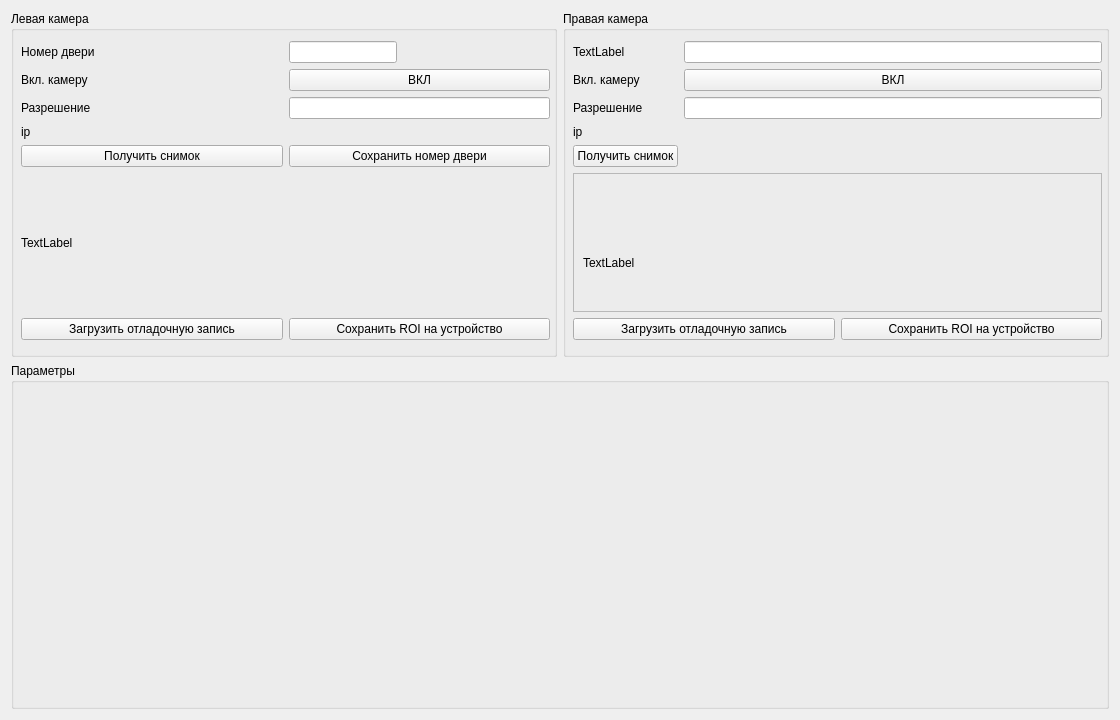
Above: mainwindow.ui from kofed/kudr2 before the change. Below: the same form after it.
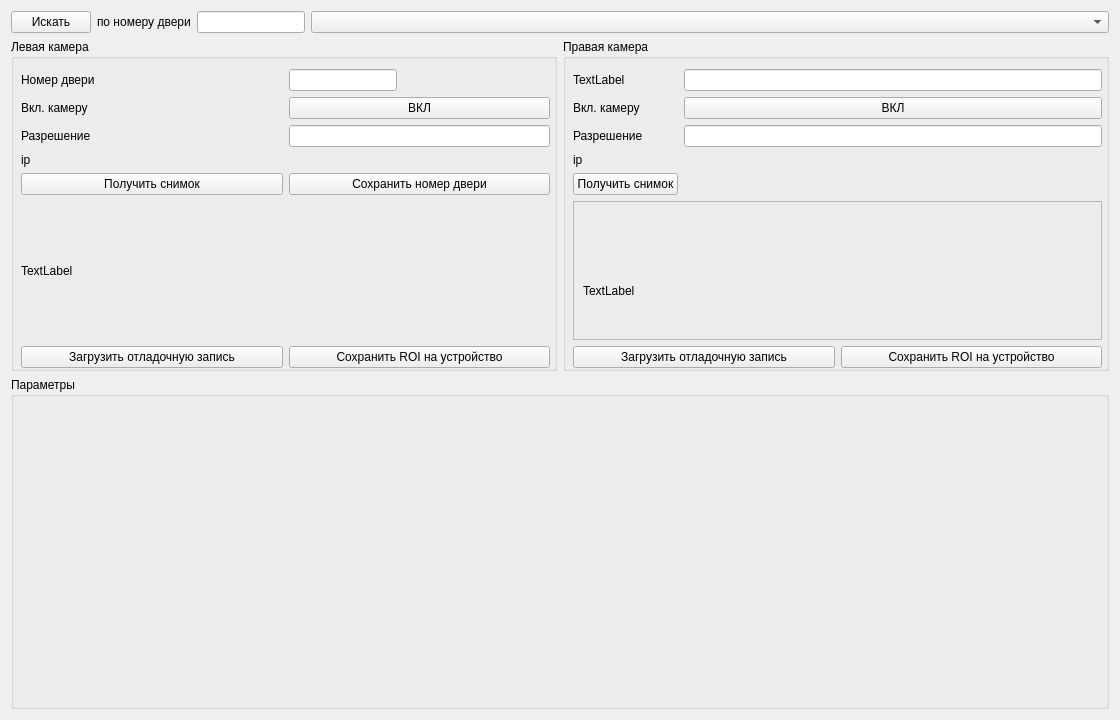
That is the form after the change.

The edit to the form file:
```diff
--- a/mainwindow.ui
+++ b/mainwindow.ui
@@ -20,6 +20,30 @@
       <property name="sizeConstraint">
        <enum>QLayout::SetNoConstraint</enum>
       </property>
+      <item>
+       <layout class="QHBoxLayout" name="horizontalLayout_4" stretch="0,0,0,1">
+        <item>
+         <widget class="QPushButton" name="searchButton">
+          <property name="text">
+           <string>Искать</string>
+          </property>
+         </widget>
+        </item>
+        <item>
+         <widget class="QLabel" name="label_8">
+          <property name="text">
+           <string>по номеру двери</string>
+          </property>
+         </widget>
+        </item>
+        <item>
+         <widget class="QLineEdit" name="searchDoorNum"/>
+        </item>
+        <item>
+         <widget class="QComboBox" name="ipsCombo"/>
+        </item>
+       </layout>
+      </item>
       <item>
        <layout class="QHBoxLayout" name="horizontalLayout" stretch="1,1">
         <item>
```
